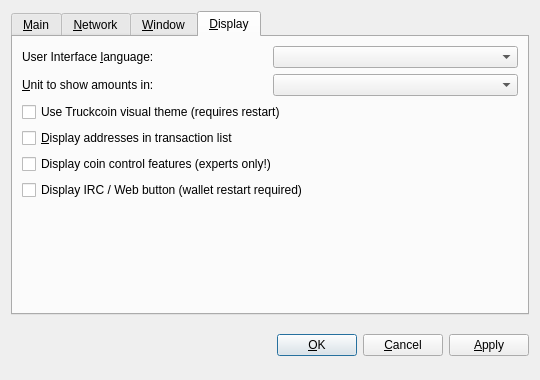
Above: src/qt/forms/optionsdialog.ui from truckit/Truckcoin before the change. Below: the same form after it.
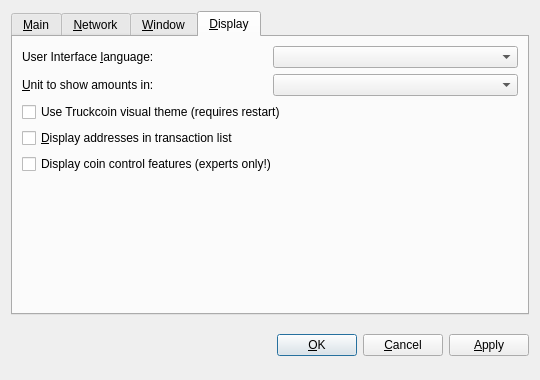
That is the form after the change. The open tabs and pages were chosen to show the change. Custom widgets are drawn as their Qt base class.

Diff of the .ui file:
```diff
--- a/src/qt/forms/optionsdialog.ui
+++ b/src/qt/forms/optionsdialog.ui
@@ -426,16 +426,6 @@
          </property>
         </widget>
        </item>
-	   <item>
-        <widget class="QCheckBox" name="showIrcButton">
-	  <property name="toolTip">
-          <string>Whether to show IRC button or not.</string>
-         </property>
-         <property name="text">
-          <string>Display IRC / Web button (wallet restart required)</string>
-         </property>
-        </widget>
-       </item>
 	   <item>
         <spacer name="verticalSpacer_Display">
          <property name="orientation">
```
